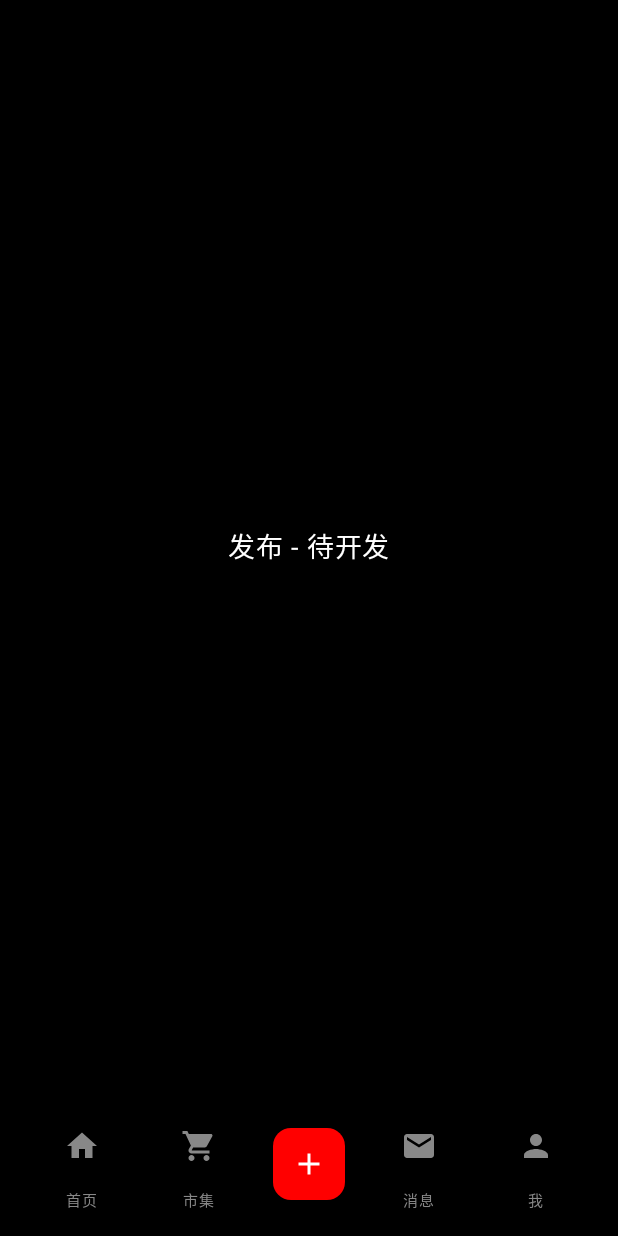
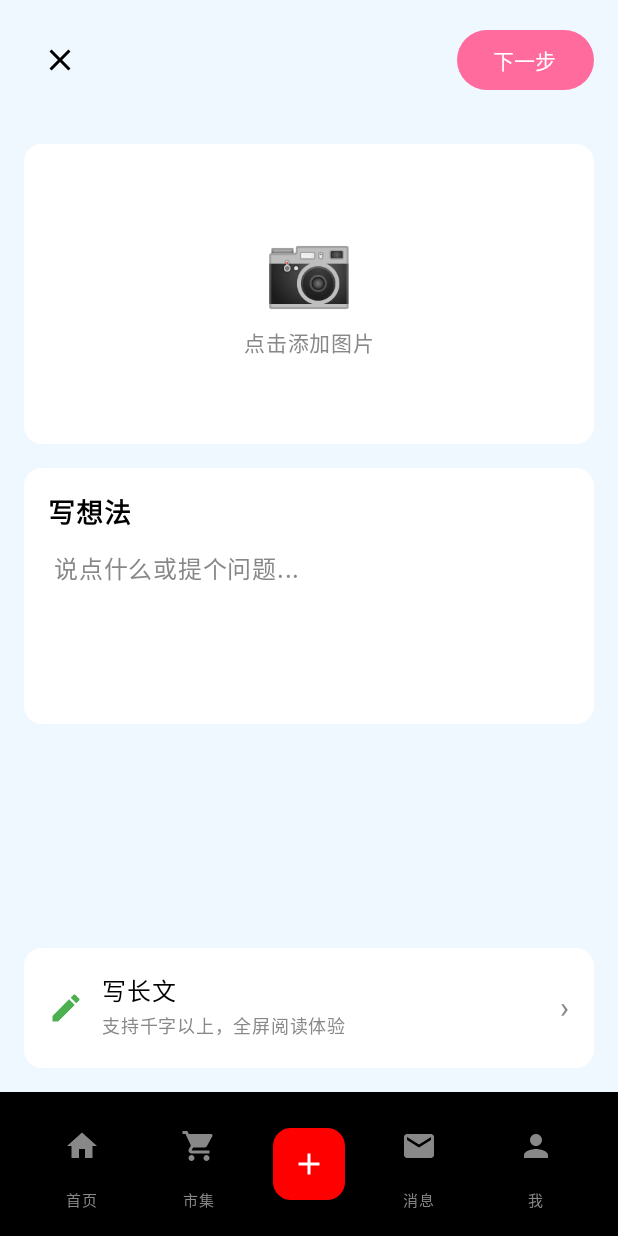
Before and after one commit to 4FHXCTL3/CLYRedNote, an Android app built with Jetpack Compose: the screen it shows after launch (MainActivity), after a tap on "Post", on a phone screen of 412 x 824 dp. Run offline under Robolectric (Android 15) with nearby library versions, the phone set to English and light mode, and no system bars; 4 statements that could not run were skipped.

Commit message:
PostTab design

```diff
--- /dev/null
+++ b/app/src/main/java/com/example/test05/presenter/PostTabPresenter.kt
@@ -0,0 +1,112 @@
+package com.example.test05.presenter
+
+import com.example.CLYRedNote.model.Note
+import com.example.CLYRedNote.model.NoteType
+import com.example.CLYRedNote.model.NoteVisibility
+import com.example.test05.ui.tabs.post.PostTabContract
+import com.example.test05.utils.JsonDataLoader
+import kotlinx.coroutines.*
+
+class PostTabPresenter(
+    private val dataLoader: JsonDataLoader
+) : PostTabContract.Presenter {
+
+    private var view: PostTabContract.View? = null
+    private val scope = CoroutineScope(Dispatchers.Main + SupervisorJob())
+
+    private var currentTitle: String = ""
+    private var currentContent: String = ""
+    private var currentImages: MutableList<String> = mutableListOf()
+
+    override fun attachView(view: PostTabContract.View) {
+        this.view = view
+    }
+
+    override fun detachView() {
+        this.view = null
+        scope.cancel()
+    }
+
+    override fun onCloseClicked() {
+        view?.navigateBack()
+    }
+
+    override fun onNextStepClicked() {
+        if (validateInput()) {
+            publishNote()
+        }
+    }
+
+    override fun onTitleChanged(title: String) {
+        currentTitle = title
+    }
+
+    override fun onContentChanged(content: String) {
+        currentContent = content
+    }
+
+    override fun onAddImageClicked() {
+        view?.showImagePicker()
+    }
+
+    override fun onImageSelected(imagePath: String) {
+        currentImages.add(imagePath)
+        view?.showImages(currentImages)
+    }
+
+    override fun onLongTextClicked() {
+        // TODO: Switch to long text mode
+        view?.showSuccess("切换到长文模式")
+    }
+
+    override fun publishNote() {
+        if (!validateInput()) {
+            return
+        }
+
+        view?.showLoading(true)
+
+        scope.launch {
+            try {
+                // Simulate publishing
+                delay(1000)
+
+                val note = createNote()
+                // In a real app, this would save to database or send to server
+
+                view?.showSuccess("笔记发布成功")
+                delay(500)
+                view?.navigateBack()
+            } catch (e: Exception) {
+                view?.showError("发布失败: ${e.message}")
+            } finally {
+                view?.showLoading(false)
+            }
+        }
+    }
+
+    private fun validateInput(): Boolean {
+        return when {
+            currentTitle.isBlank() && currentContent.isBlank() -> {
+                view?.showError("请输入标题或内容")
+                false
+            }
+            else -> true
+        }
+    }
+
+    private fun createNote(): Note {
+        val currentUser = dataLoader.getCurrentUser()
+
+        return Note(
+            id = "note_${System.currentTimeMillis()}",
+            title = currentTitle.ifBlank { "无标题" },
+            content = currentContent,
+            type = if (currentImages.isNotEmpty()) NoteType.IMAGE else NoteType.TEXT,
+            author = currentUser ?: throw IllegalStateException("用户未登录"),
+            images = currentImages.toList(),
+            coverImage = currentImages.firstOrNull(),
+            visibility = NoteVisibility.PUBLIC
+        )
+    }
+}
--- a/app/src/main/java/com/example/test05/ui/MainNavigation.kt
+++ b/app/src/main/java/com/example/test05/ui/MainNavigation.kt
@@ -20,6 +20,7 @@ import com.example.test05.ui.tabs.me.MeTabScreen
 import com.example.test05.ui.tabs.home.HomeTabScreen
 import com.example.test05.ui.tabs.market.MarketTabScreen
 import com.example.test05.ui.tabs.messages.MessagesTabScreen
+import com.example.test05.ui.tabs.post.PostTabScreen
 
 @Composable
 fun MainNavigation() {
@@ -31,7 +32,7 @@ fun MainNavigation() {
             when (selectedTab) {
                 0 -> HomeTabScreen()
                 1 -> MarketTabScreen()
-                2 -> PostTabPlaceholder()
+                2 -> PostTabScreen(onNavigateBack = { selectedTab = 0 })
                 3 -> MessagesTabScreen()
                 4 -> MeTabScreen()
             }
--- /dev/null
+++ b/app/src/main/java/com/example/test05/ui/tabs/post/PostTabContract.kt
@@ -0,0 +1,27 @@
+package com.example.test05.ui.tabs.post
+
+interface PostTabContract {
+    interface View {
+        fun showTitle(title: String)
+        fun showContent(content: String)
+        fun showImages(images: List<String>)
+        fun showLoading(isLoading: Boolean)
+        fun showError(message: String)
+        fun showSuccess(message: String)
+        fun navigateBack()
+        fun showImagePicker()
+    }
+
+    interface Presenter {
+        fun attachView(view: View)
+        fun detachView()
+        fun onCloseClicked()
+        fun onNextStepClicked()
+        fun onTitleChanged(title: String)
+        fun onContentChanged(content: String)
+        fun onAddImageClicked()
+        fun onImageSelected(imagePath: String)
+        fun onLongTextClicked()
+        fun publishNote()
+    }
+}
--- /dev/null
+++ b/app/src/main/java/com/example/test05/ui/tabs/post/PostTabScreen.kt
@@ -0,0 +1,390 @@
+package com.example.test05.ui.tabs.post
+
+import androidx.compose.foundation.background
+import androidx.compose.foundation.clickable
+import androidx.compose.foundation.layout.*
+import androidx.compose.foundation.rememberScrollState
+import androidx.compose.foundation.shape.RoundedCornerShape
+import androidx.compose.foundation.text.BasicTextField
+import androidx.compose.foundation.verticalScroll
+import androidx.compose.material.icons.Icons
+import androidx.compose.material.icons.filled.*
+import androidx.compose.material3.*
+import androidx.compose.runtime.*
+import androidx.compose.ui.Alignment
+import androidx.compose.ui.Modifier
+import androidx.compose.ui.draw.clip
+import androidx.compose.ui.focus.FocusRequester
+import androidx.compose.ui.focus.focusRequester
+import androidx.compose.ui.graphics.Color
+import androidx.compose.ui.graphics.SolidColor
+import androidx.compose.ui.platform.LocalContext
+import androidx.compose.ui.text.TextStyle
+import androidx.compose.ui.text.font.FontWeight
+import androidx.compose.ui.text.style.TextAlign
+import androidx.compose.ui.unit.dp
+import androidx.compose.ui.unit.sp
+import com.example.test05.presenter.PostTabPresenter
+import com.example.test05.utils.JsonDataLoader
+
+@Composable
+fun PostTabScreen(
+    onNavigateBack: () -> Unit = {}
+) {
+    val context = LocalContext.current
+    val dataLoader = remember { JsonDataLoader(context) }
+    val presenter = remember { PostTabPresenter(dataLoader) }
+
+    var title by remember { mutableStateOf("") }
+    var content by remember { mutableStateOf("") }
+    var images by remember { mutableStateOf<List<String>>(emptyList()) }
+    var isLoading by remember { mutableStateOf(false) }
+    var errorMessage by remember { mutableStateOf<String?>(null) }
+    var successMessage by remember { mutableStateOf<String?>(null) }
+
+    val view = object : PostTabContract.View {
+        override fun showTitle(titleText: String) {
+            title = titleText
+        }
+
+        override fun showContent(contentText: String) {
+            content = contentText
+        }
+
+        override fun showImages(imageList: List<String>) {
+            images = imageList
+        }
+
+        override fun showLoading(loading: Boolean) {
+            isLoading = loading
+        }
+
+        override fun showError(message: String) {
+            errorMessage = message
+        }
+
+        override fun showSuccess(message: String) {
+            successMessage = message
+        }
+
+        override fun navigateBack() {
+            onNavigateBack()
+        }
+
+        override fun showImagePicker() {
+            // Mock image selection
+            val mockImage = "image/scenery${(1..6).random()}.jpg"
+            presenter.onImageSelected(mockImage)
+        }
+    }
+
+    LaunchedEffect(Unit) {
+        presenter.attachView(view)
+    }
+
+    DisposableEffect(Unit) {
+        onDispose {
+            presenter.detachView()
+        }
+    }
+
+    // Clear messages after showing them
+    LaunchedEffect(errorMessage) {
+        errorMessage?.let {
+            kotlinx.coroutines.delay(3000)
+            errorMessage = null
+        }
+    }
+
+    LaunchedEffect(successMessage) {
+        successMessage?.let {
+            kotlinx.coroutines.delay(2000)
+            successMessage = null
+        }
+    }
+
+    Column(
+        modifier = Modifier
+            .fillMaxSize()
+            .background(Color(0xFFF0F8FF)) // Light blue background like screenshot
+    ) {
+        // Top Header
+        TopHeader(
+            onCloseClicked = { presenter.onCloseClicked() },
+            onNextStepClicked = { presenter.onNextStepClicked() },
+            isLoading = isLoading
+        )
+
+        // Content Area
+        Column(
+            modifier = Modifier
+                .weight(1f)
+                .verticalScroll(rememberScrollState())
+                .padding(16.dp)
+        ) {
+            // Image Upload Area
+            ImageUploadArea(
+                images = images,
+                onAddImageClicked = { presenter.onAddImageClicked() }
+            )
+
+            Spacer(modifier = Modifier.height(16.dp))
+
+            // Text Input Area
+            TextInputArea(
+                title = title,
+                content = content,
+                onTitleChanged = {
+                    title = it
+                    presenter.onTitleChanged(it)
+                },
+                onContentChanged = {
+                    content = it
+                    presenter.onContentChanged(it)
+                }
+            )
+        }
+
+        // Bottom Options
+        BottomOptions(
+            onLongTextClicked = { presenter.onLongTextClicked() }
+        )
+
+        // Error/Success Messages
+        errorMessage?.let { message ->
+            Card(
+                modifier = Modifier
+                    .fillMaxWidth()
+                    .padding(16.dp),
+                colors = CardDefaults.cardColors(containerColor = Color.Red.copy(alpha = 0.1f))
+            ) {
+                Text(
+                    text = message,
+                    color = Color.Red,
+                    modifier = Modifier.padding(16.dp)
+                )
+            }
+        }
+
+        successMessage?.let { message ->
+            Card(
+                modifier = Modifier
+                    .fillMaxWidth()
+                    .padding(16.dp),
+                colors = CardDefaults.cardColors(containerColor = Color.Green.copy(alpha = 0.1f))
+            ) {
+                Text(
+                    text = message,
+                    color = Color.Green,
+                    modifier = Modifier.padding(16.dp)
+                )
+            }
+        }
+    }
+}
+
+@Composable
+private fun TopHeader(
+    onCloseClicked: () -> Unit,
+    onNextStepClicked: () -> Unit,
+    isLoading: Boolean
+) {
+    Row(
+        modifier = Modifier
+            .fillMaxWidth()
+            .padding(16.dp),
+        horizontalArrangement = Arrangement.SpaceBetween,
+        verticalAlignment = Alignment.CenterVertically
+    ) {
+        IconButton(onClick = onCloseClicked) {
+            Icon(
+                imageVector = Icons.Default.Close,
+                contentDescription = "关闭",
+                tint = Color.Black,
+                modifier = Modifier.size(24.dp)
+            )
+        }
+
+        Button(
+            onClick = onNextStepClicked,
+            enabled = !isLoading,
+            colors = ButtonDefaults.buttonColors(
+                containerColor = Color(0xFFFF6B9D),
+                disabledContainerColor = Color.Gray
+            ),
+            shape = RoundedCornerShape(20.dp)
+        ) {
+            if (isLoading) {
+                CircularProgressIndicator(
+                    modifier = Modifier.size(16.dp),
+                    color = Color.White,
+                    strokeWidth = 2.dp
+                )
+            } else {
+                Text(
+                    text = "下一步",
+                    color = Color.White,
+                    fontSize = 14.sp
+                )
+            }
+        }
+    }
+}
+
+@Composable
+private fun ImageUploadArea(
+    images: List<String>,
+    onAddImageClicked: () -> Unit
+) {
+    Card(
+        modifier = Modifier
+            .fillMaxWidth()
+            .height(200.dp),
+        colors = CardDefaults.cardColors(containerColor = Color.White),
+        shape = RoundedCornerShape(12.dp)
+    ) {
+        if (images.isEmpty()) {
+            // Empty state with camera icon
+            Box(
+                modifier = Modifier
+                    .fillMaxSize()
+                    .clickable { onAddImageClicked() },
+                contentAlignment = Alignment.Center
+            ) {
+                Column(
+                    horizontalAlignment = Alignment.CenterHorizontally
+                ) {
+                    Text(
+                        text = "📷",
+                        fontSize = 48.sp
+                    )
+                    Spacer(modifier = Modifier.height(8.dp))
+                    Text(
+                        text = "点击添加图片",
+                        color = Color.Gray,
+                        fontSize = 14.sp
+                    )
+                }
+            }
+        } else {
+            // Show selected images
+            Column(
+                modifier = Modifier
+                    .fillMaxSize()
+                    .padding(16.dp)
+            ) {
+                Text(
+                    text = "已选择 ${images.size} 张图片",
+                    color = Color.Black,
+                    fontSize = 14.sp
+                )
+                // In a real app, you would display actual images here
+            }
+        }
+    }
+}
+
+@Composable
+private fun TextInputArea(
+    title: String,
+    content: String,
+    onTitleChanged: (String) -> Unit,
+    onContentChanged: (String) -> Unit
+) {
+    Card(
+        modifier = Modifier.fillMaxWidth(),
+        colors = CardDefaults.cardColors(containerColor = Color.White),
+        shape = RoundedCornerShape(12.dp)
+    ) {
+        Column(
+            modifier = Modifier.padding(16.dp)
+        ) {
+            // Title Section
+            Text(
+                text = "写想法",
+                fontSize = 18.sp,
+                fontWeight = FontWeight.Bold,
+                color = Color.Black
+            )
+
+            Spacer(modifier = Modifier.height(12.dp))
+
+            // Content Input with placeholder
+            Box {
+                BasicTextField(
+                    value = content,
+                    onValueChange = onContentChanged,
+                    textStyle = TextStyle(
+                        fontSize = 16.sp,
+                        color = Color.Black
+                    ),
+                    cursorBrush = SolidColor(Color.Red),
+                    modifier = Modifier
+                        .fillMaxWidth()
+                        .heightIn(min = 100.dp)
+                )
+
+                if (content.isEmpty()) {
+                    Text(
+                        text = "说点什么或提个问题...",
+                        color = Color.Gray,
+                        fontSize = 16.sp,
+                        modifier = Modifier.padding(start = 4.dp)
+                    )
+                }
+            }
+        }
+    }
+}
+
+@Composable
+private fun BottomOptions(
+    onLongTextClicked: () -> Unit
+) {
+    Card(
+        modifier = Modifier
+            .fillMaxWidth()
+            .padding(16.dp),
+        colors = CardDefaults.cardColors(containerColor = Color.White),
+        shape = RoundedCornerShape(12.dp)
+    ) {
+        Row(
+            modifier = Modifier
+                .fillMaxWidth()
+                .clickable { onLongTextClicked() }
+                .padding(16.dp),
+            verticalAlignment = Alignment.CenterVertically
+        ) {
+            Icon(
+                imageVector = Icons.Default.Edit,
+                contentDescription = "写长文",
+                tint = Color(0xFF4CAF50),
+                modifier = Modifier.size(24.dp)
+            )
+
+            Spacer(modifier = Modifier.width(12.dp))
+
+            Column(
+                modifier = Modifier.weight(1f)
+            ) {
+                Text(
+                    text = "写长文",
+                    fontSize = 16.sp,
+                    fontWeight = FontWeight.Medium,
+                    color = Color.Black
+                )
+                Text(
+                    text = "支持千字以上，全屏阅读体验",
+                    fontSize = 12.sp,
+                    color = Color.Gray
+                )
+            }
+
+            Text(
+                text = "›",
+                fontSize = 20.sp,
+                color = Color.Gray
+            )
+        }
+    }
+}
```
Also changed, not shown: 1 other file.
